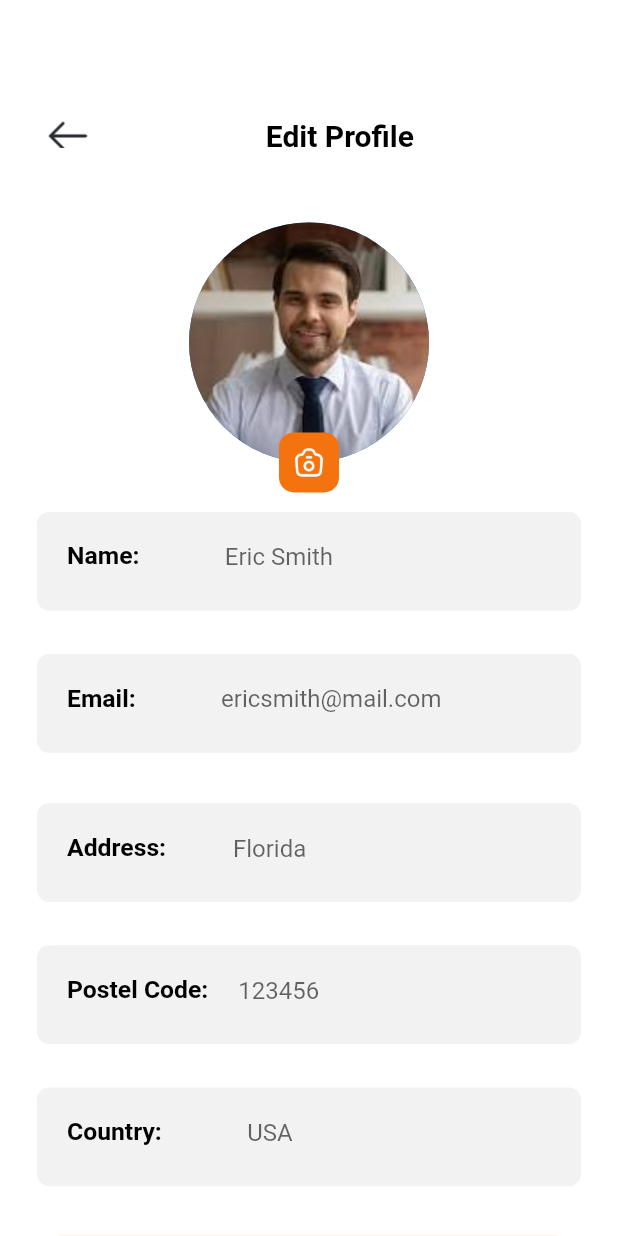
After one commit to moeen4128/Authentication_flutter-, a Flutter app: the ProfilePage screen opened directly, on a phone screen of 412 x 824 dp. The commit adds this screen. Run offline on Flutter 3.47's test engine with Material 2 defaults, Android fonts, the phone set to English and light mode, and no system bars; our stand-ins replace firebase_auth, firebase_core, flutter_vector_icons, get, google_sign_in, image_picker; missing offline and left inert: flutter_facebook_auth; accounts and stored records are empty.

Commit message:
2nd commit

```diff
--- a/lib/login.dart
+++ b/lib/login.dart
@@ -1,5 +1,6 @@
 import 'package:flutter/material.dart';
 import 'package:firebase_auth/firebase_auth.dart';
+import 'package:youtube/profile_page.dart';
 import 'package:youtube/signup.dart';
 import 'package:youtube/home_page.dart';
 import 'package:flutter_facebook_auth/flutter_facebook_auth.dart';
@@ -44,7 +45,7 @@ class _LoginState extends State<Login> {
       // Navigate to the home page
       Navigator.pushReplacement(
         context,
-        MaterialPageRoute(builder: (context) => HomePage()),
+        MaterialPageRoute(builder: (context) => ProfilePage()),
       );
     } catch (e) {
       ScaffoldMessenger.of(context).showSnackBar(
@@ -79,7 +80,7 @@ class _LoginState extends State<Login> {
         // Navigate to the home page
         Navigator.pushReplacement(
           context,
-          MaterialPageRoute(builder: (context) => HomePage()),
+          MaterialPageRoute(builder: (context) => ProfilePage()),
         );
       } else {
         ScaffoldMessenger.of(context).showSnackBar(
@@ -132,7 +133,7 @@ class _LoginState extends State<Login> {
       // Navigate to the home page
       Navigator.pushReplacement(
         context,
-        MaterialPageRoute(builder: (context) => HomePage()),
+        MaterialPageRoute(builder: (context) => ProfilePage()),
       );
     } on FirebaseAuthException catch (e) {
       if (e.code == 'user-not-found') {
@@ -278,7 +279,7 @@ class _LoginState extends State<Login> {
                                 MaterialStateProperty.all<EdgeInsetsGeometry>(
                                     EdgeInsets.all(16)),
                             backgroundColor:
-                                MaterialStateProperty.all<Color>(Colors.orange),
+                                MaterialStateProperty.all<Color>(Colors.indigo),
                           ),
                           child: Text(
                             'Login',
--- a/lib/main.dart
+++ b/lib/main.dart
@@ -5,7 +5,7 @@ import 'package:youtube/home.dart';
 import 'package:youtube/home_page.dart';
 import 'package:youtube/signup.dart';
 import 'login.dart';
-void main() async{
+void main() async {
   WidgetsFlutterBinding.ensureInitialized();
   await Firebase.initializeApp();
   runApp(const MyApp());
@@ -32,7 +32,7 @@ class MyApp extends StatelessWidget {
       ),
       routes: {
         '/signup': (context) => Signup(),
-        '/home': (context) => HomePage(),
+        // '/home': (context) => HomePage(),
       },
     );
   }
--- /dev/null
+++ b/lib/profile_page.dart
@@ -0,0 +1,487 @@
+import 'dart:io';
+import 'package:flutter/material.dart';
+import 'package:image_picker/image_picker.dart';
+import 'package:get/get.dart';
+// import 'package:practice3/login_page.dart';
+
+class ProfileController extends GetxController {
+  Rx<XFile?> profileImage = Rx<XFile?>(null);
+  final emailController = TextEditingController();
+  final emailError = ''.obs;
+  void pickImageFromGallery() async {
+    final ImagePicker _picker = ImagePicker();
+    final XFile? pickedFile = await _picker.pickImage(source: ImageSource.gallery);
+
+    if (pickedFile != null) {
+      profileImage.value = pickedFile;
+    }
+  }
+
+  void pickImageFromCamera() async {
+    final ImagePicker _picker = ImagePicker();
+    final XFile? pickedFile = await _picker.pickImage(source: ImageSource.camera);
+
+    if (pickedFile != null) {
+      profileImage.value = pickedFile;
+    }
+  }
+  void validateEmail() {
+    String email = emailController.text.trim();
+    if (email.isEmpty) {
+      emailError.value = 'Please enter an email address';
+    } else {
+      // Regular expression pattern for email validation
+      String emailPattern = r'^[\w-\.]+@([\w-]+\.)+[\w-]{2,4}$';
+      RegExp regExp = RegExp(emailPattern);
+      if (!regExp.hasMatch(email)) {
+        emailError.value = 'Please enter a valid email address';
+      } else {
+        emailError.value = '';
+      }
+    }
+  }
+
+  void onClose() {
+    emailController.dispose();
+    super.onClose();
+  }
+}
+
+class ProfilePage extends StatelessWidget {
+  final ProfileController _profileController = Get.put(ProfileController());
+
+  @override
+  Widget build(BuildContext context) {
+    final screenWidth = MediaQuery.of(context).size.width;
+    final screenHeight = MediaQuery.of(context).size.height;
+    return Scaffold(
+      backgroundColor: Color(0xFFFFFFFF),
+      body: CustomScrollView(
+        slivers: <Widget>[
+          SliverAppBar(
+            expandedHeight:MediaQuery.of(context).size.height*0.12,
+            pinned: true,
+            automaticallyImplyLeading: false,
+            backgroundColor: Color(0xFFFFFFFF),
+            flexibleSpace: FlexibleSpaceBar(
+                background:
+                Column(
+                  children: [
+                    SizedBox(height: MediaQuery.of(context).size.height * 0.09),
+                    Padding(
+                      padding: EdgeInsets.symmetric(
+                        horizontal: MediaQuery.of(context).size.width * 0.06,
+                        // vertical: MediaQuery.of(context).size.height * 0.1,
+                      ),
+                      child: Row(
+                        children: [
+                          InkWell(
+                            onTap: () {
+                              Get.back();
+                            },
+                            child: Image.asset(
+                              'assests/linear_arrow.png',
+                              width: MediaQuery.of(context).size.width * 0.1,
+                              height: MediaQuery.of(context).size.height * 0.04,
+                            ),
+                          ),
+                          Expanded(
+                            child: Text(
+                              "Edit Profile",
+                              style: TextStyle(
+                                color: Color(0xFF000000),
+                                fontSize: 20,
+                                fontWeight: FontWeight.w700,
+                              ),
+                              textAlign: TextAlign.center,
+                            ),
+                          ),
+                        ],
+                      ),
+                    ),
+                  ],
+                )
+            ),
+          ),
+          SliverList(
+            delegate: SliverChildListDelegate(
+              [
+                Padding(
+                  padding:  EdgeInsets.symmetric(
+                    horizontal: MediaQuery.of(context).size.width * 0.06,
+                    // vertical: MediaQuery.  of(context).size.height * 0.1,
+                  ),
+                  child: Container(
+                    // color:Color(0xFFFFFFFF),
+                    child: SingleChildScrollView(
+                        child:
+                        Column(
+                          children: [
+                            SizedBox(height: MediaQuery.of(context).size.height * 0.06),
+                            Center(
+                              child: Stack(
+                                alignment: Alignment.center,
+                                clipBehavior: Clip.none,
+                                children: <Widget>[
+                                  Obx(() => CircleAvatar(
+                                    radius: 80.0,
+                                    backgroundImage: _profileController.profileImage.value == null
+                                        ? AssetImage("assests/profile.png") as ImageProvider<Object>?
+                                        : FileImage(File(_profileController.profileImage.value!.path)),
+                                  )),
+                                  Positioned(
+                                    bottom: -20,
+                                    child: Container(
+                                      height: 40,
+                                      width: 40,
+                                      decoration: BoxDecoration(
+                                        color: Color(0xFFF4730E),
+                                        borderRadius: BorderRadius.circular(10),
+                                      ),
+                                      child: Center(
+                                        child: InkWell(
+                                          onTap: () {
+                                            showModalBottomSheet(
+                                              context: context,
+                                              builder: ((builder) => bottomSheet()),
+                                            );
+                                          },
+                                          child: Image.asset(
+                                            'assests/linear_camera.png',
+                                            width: MediaQuery.of(context).size.width * 0.05,
+                                            height: MediaQuery.of(context).size.width * 0.05,
+                                          ),
+                                        ),
+                                      ),
+                                    ),
+                                  ),
+
+                                ],
+                              ),
+                            ),
+                            SizedBox(height: MediaQuery.of(context).size.height * 0.04),
+                            ClipRRect(
+                              borderRadius: BorderRadius.circular(
+                                  MediaQuery.of(context).size.width *
+                                      0.02),
+                              child: Container(
+                                height: MediaQuery.of(context).size.height*0.08,
+                                color: Color(
+                                    0xFFF2F2F2),
+                                child: TextFormField(
+                                  cursorColor: Colors.black,
+                                  decoration: InputDecoration(
+                                    hintText: 'Eric Smith',
+                                    isDense: true,
+                                    prefixIcon: Padding(
+                                      padding: const EdgeInsets.all(20.0),
+                                      child: Text(
+                                        'Name:         ',
+                                        style: TextStyle(
+                                          color: Colors.black,
+                                          fontWeight: FontWeight.bold,
+                                          fontSize: screenWidth * 0.04,
+                                        ),
+                                      ),
+                                    ),
+                                    filled: true,
+                                    fillColor: Color(0xFFF2F2F2),
+                                    border: InputBorder
+                                        .none,
+                                    focusedBorder: InputBorder.none,
+                                    contentPadding: EdgeInsets.only(
+                                        top: screenHeight*0.025),
+                                  ),
+                                ),
+                              ),
+                            ),
+                            SizedBox(height: MediaQuery.of(context).size.height * 0.035),
+                            ClipRRect(
+                              borderRadius: BorderRadius.circular(
+                                  MediaQuery.of(context).size.width *
+                                      0.02),
+                              child: Container(
+                                height: MediaQuery.of(context).size.height*0.08,
+                                color: Color(
+                                    0xFFF2F2F2),
+                                child: TextFormField(
+                                  cursorColor: Colors.black,
+                                  controller: _profileController.emailController,
+                                  keyboardType:
+                                  TextInputType.emailAddress,
+                                  decoration: InputDecoration(
+                                    hintText: 'ericsmith@mail.com',
+                                    isDense: true,
+                                    prefixIcon: Padding(
+                                      padding: const EdgeInsets.all(20.0),
+                                      child: Text(
+                                        'Email:         ',
+                                        style: TextStyle(
+                                          color: Colors.black,
+                                          fontWeight: FontWeight.bold,
+                                          fontSize: screenWidth * 0.04,
+                                        ),
+                                      ),
+                                    ),
+                                    filled: true,
+                                    fillColor: Color(0xFFF2F2F2),
+                                    border: InputBorder
+                                        .none,
+                                    focusedBorder: InputBorder.none,
+                                    contentPadding: EdgeInsets.only(
+                                        top: screenHeight*0.025),
+                                  ),
+                                  onChanged: (value) {
+                                    _profileController.emailError.value = '';
+                                  },
+                                  onEditingComplete: () {
+                                    _profileController.validateEmail();
+                                  },
+                                ),
+                              ),
+                            ),
+                            SizedBox(
+                              height: screenHeight * 0.00,
+                            ),
+                            Obx(
+                                  () => Padding(
+                                padding: EdgeInsets.only(
+                                    left: screenWidth * 0.08,
+                                    bottom: screenHeight * 0.01),
+                                child: Text(
+                                  _profileController.emailError.value.isNotEmpty
+                                      ? _profileController.emailError.value
+                                      : '',
+                                  style: TextStyle(
+                                      color: Colors.red,
+                                      fontSize: screenWidth * 0.035),
+                                ),
+                              ),
+                            ),
+                            SizedBox(height: MediaQuery.of(context).size.height * 0.01),
+                            ClipRRect(
+                              borderRadius: BorderRadius.circular(
+                                  MediaQuery.of(context).size.width *
+                                      0.02),
+                              child: Container(
+                                height: MediaQuery.of(context).size.height*0.08,
+                                color: Color(
+                                    0xFFF2F2F2),
+                                child: TextFormField(
+                                  cursorColor: Colors.black,
+                                  decoration: InputDecoration(
+                                    hintText: 'Florida',
+                                    isDense: true,
+                                    prefixIcon: Padding(
+                                      padding: const EdgeInsets.all(20.0),
+                                      child: Text(
+                                        'Address:      ',
+                                        style: TextStyle(
+                                          color: Colors.black,
+                                          fontWeight: FontWeight.bold,
+                                          fontSize: screenWidth * 0.04,
+                                        ),
+                                      ),
+                                    ),
+                                    filled: true,
+                                    fillColor: Color(0xFFF2F2F2),
+                                    border: InputBorder
+                                        .none,
+                                    focusedBorder: InputBorder.none,
+                                    contentPadding: EdgeInsets.only(
+                                        top: screenHeight*0.025),
+                                  ),
+                                ),
+                              ),
+                            ),
+                            SizedBox(height: MediaQuery.of(context).size.height * 0.035),
+                            ClipRRect(
+                              borderRadius: BorderRadius.circular(
+                                  MediaQuery.of(context).size.width *
+                                      0.02),
+                              child: Container(
+                                height: MediaQuery.of(context).size.height*0.08,
+                                color: Color(
+                                    0xFFF2F2F2),
+                                child: TextFormField(
+                                  cursorColor: Colors.black,
+                                  decoration: InputDecoration(
+                                    hintText: '123456',
+                                    isDense: true,
+                                    prefixIcon: Padding(
+                                      padding: const EdgeInsets.all(20.0),
+                                      child: Text(
+                                        'Postel Code:',
+                                        style: TextStyle(
+                                          color: Colors.black,
+                                          fontWeight: FontWeight.bold,
+                                          fontSize: screenWidth * 0.04,
+                                        ),
+                                      ),
+                                    ),
+                                    filled: true,
+                                    fillColor: Color(0xFFF2F2F2),
+                                    border: InputBorder
+                                        .none,
+                                    focusedBorder: InputBorder.none,
+                                    contentPadding: EdgeInsets.only(
+                                        top: screenHeight*0.025),
+                                  ),
+                                ),
+                              ),
+                            ),
+                            SizedBox(height: MediaQuery.of(context).size.height * 0.035),
+                            ClipRRect(
+                              borderRadius: BorderRadius.circular(
+                                  MediaQuery.of(context).size.width *
+                                      0.02),
+                              child: Container(
+                                height: MediaQuery.of(context).size.height*0.08,
+                                color: Color(
+                                    0xFFF2F2F2),
+                                child: TextFormField(
+                                  cursorColor: Colors.black,
+                                  decoration: InputDecoration(
+                                    hintText: 'USA',
+                                    isDense: true,
+                                    prefixIcon: Padding(
+                                      padding: const EdgeInsets.all(20.0),
+                                      child: Text(
+                                        'Country:         ',
+                                        style: TextStyle(
+                                          color: Colors.black,
+                                          fontWeight: FontWeight.bold,
+                                          fontSize: screenWidth * 0.04,
+                                        ),
+                                      ),
+                                    ),
+                                    filled: true,
+                                    fillColor: Color(0xFFF2F2F2),
+                                    border: InputBorder
+                                        .none,
+                                    focusedBorder: InputBorder.none,
+                                    contentPadding: EdgeInsets.only(
+                                        top: screenHeight*0.025),
+                                  ),
+                                ),
+                              ),
+                            ),
+                            SizedBox(
+                              height: screenHeight * 0.04,
+                            ),
+                            Column(
+                              children: [
+                                ClipRRect(
+                                  borderRadius: BorderRadius.circular(screenWidth * 0.04),
+                                  child: ElevatedButton(
+                                    onPressed: () {
+                                      _profileController.validateEmail();
+                                      String email = _profileController.emailController.text;
+                                      if (email.isEmpty ||
+                                          _profileController.emailError.value.isNotEmpty ) {
+                                        return;
+                                      } else {
+                                        // Get.to(LoginPage());
+                                      }
+                                    },
+                                    child: Text(
+                                      'Update Profile',
+                                      style: TextStyle(fontSize: screenWidth * 0.05),
+                                    ),
+                                    style: ButtonStyle(
+                                      backgroundColor: MaterialStateProperty.all<Color>(
+                                        Color(0xFFF4730E),
+                                      ),
+                                      minimumSize: MaterialStateProperty.all<Size>(
+                                        Size(double.infinity, screenHeight * 0.07),
+                                      ),
+                                    ),
+                                  ),
+                                ),
+                              ],
+                            ),
+                            SizedBox(
+                              height: screenHeight * 0.023,
+                            ),
+                            Center(
+                              child: GestureDetector(
+                                onTap: () {
+                                  // Get.back();
+                                },
+                                child: Container(
+                                  child: Text(
+                                    "Update to Business Profile",
+                                    style: TextStyle(color: Color(0xFFF4730E), fontSize: 18),
+                                  ),
+                                ),
+                              ),
+                            ),
+                            SizedBox(
+                              height: screenHeight * 0.1,
+                            ),
+                          ],)
+                    ),
+                  ),
+                ),
+              ],
+            ),
+          ),
+        ],
+      ),
+    );
+  }
+
+  Widget bottomSheet() {
+    return Container(
+      height: 100,
+      width: double.infinity,
+      margin: EdgeInsets.symmetric(
+        horizontal: 20,
+        vertical: 20,
+      ),
+      child: Column(
+        children: <Widget>[
+          Text(
+            "Choose Profile Photo",
+            style: TextStyle(
+              fontSize: 20,
+            ),
+          ),
+          SizedBox(
+            height: 20,
+          ),
+          Row(
+            mainAxisAlignment: MainAxisAlignment.center,
+            children: [
+              TextButton.icon(
+                onPressed: () {
+                  _profileController.pickImageFromCamera();
+                  Get.back();
+                },
+                icon: Icon(Icons.camera),
+                label: Text("Camera"),
+                style: TextButton.styleFrom(
+                  primary: Colors.black,
+                  onSurface: Colors.white,
+                ),
+              ),
+              SizedBox(width: 20),
+              TextButton.icon(
+                onPressed: () {
+                  _profileController.pickImageFromGallery();
+                  Get.back();
+                },
+                icon: Icon(Icons.image),
+                label: Text("Gallery"),
+                style: TextButton.styleFrom(
+                  primary: Colors.black,
+                  onSurface: Colors.white,
+                ),
+              ),
+            ],
+          )
+        ],
+      ),
+    );
+  }
+}
--- a/pubspec.yaml
+++ b/pubspec.yaml
@@ -55,6 +55,8 @@ dev_dependencies:
   community_material_icon: ^5.9.55
   font_awesome_flutter: ^10.4.0
   flutter_vector_icons: ^1.0.0
+  image_picker: ^1.0.1
+  get: ^4.6.5
 # For information on the generic Dart part of this file, see the
 # following page: https://dart.dev/tools/pub/pubspec
 
```
Also changed, not shown: assests/linear_arrow.png (added), assests/linear_camera.png (added), assests/profile.png (added), pubspec.lock, 5 other files.
